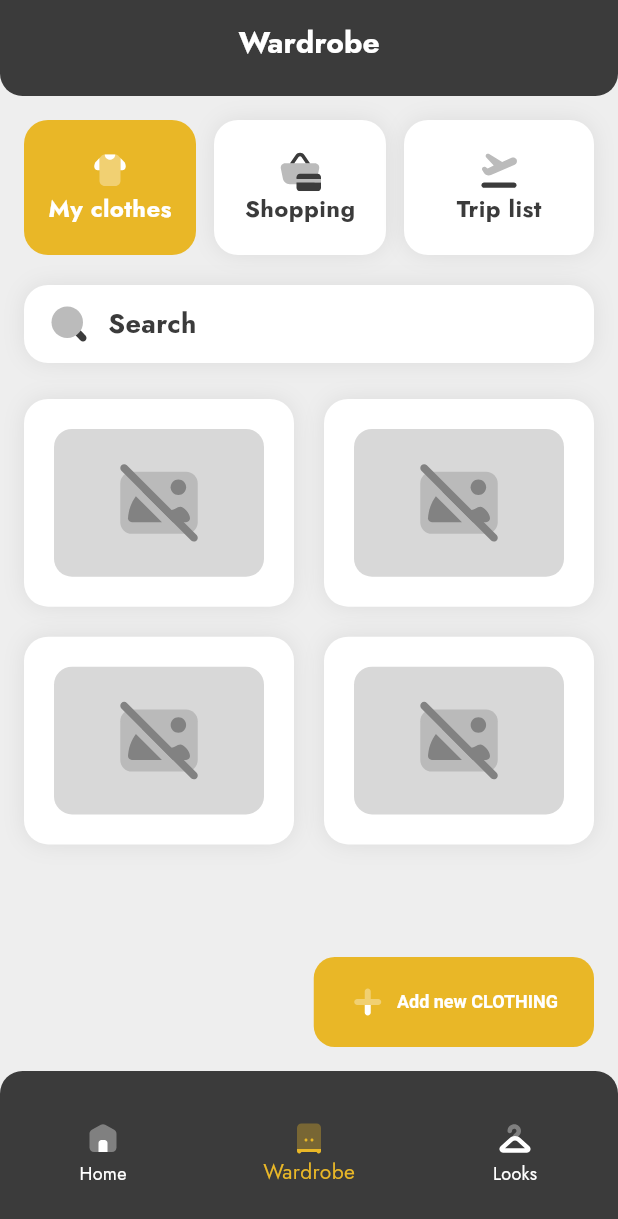
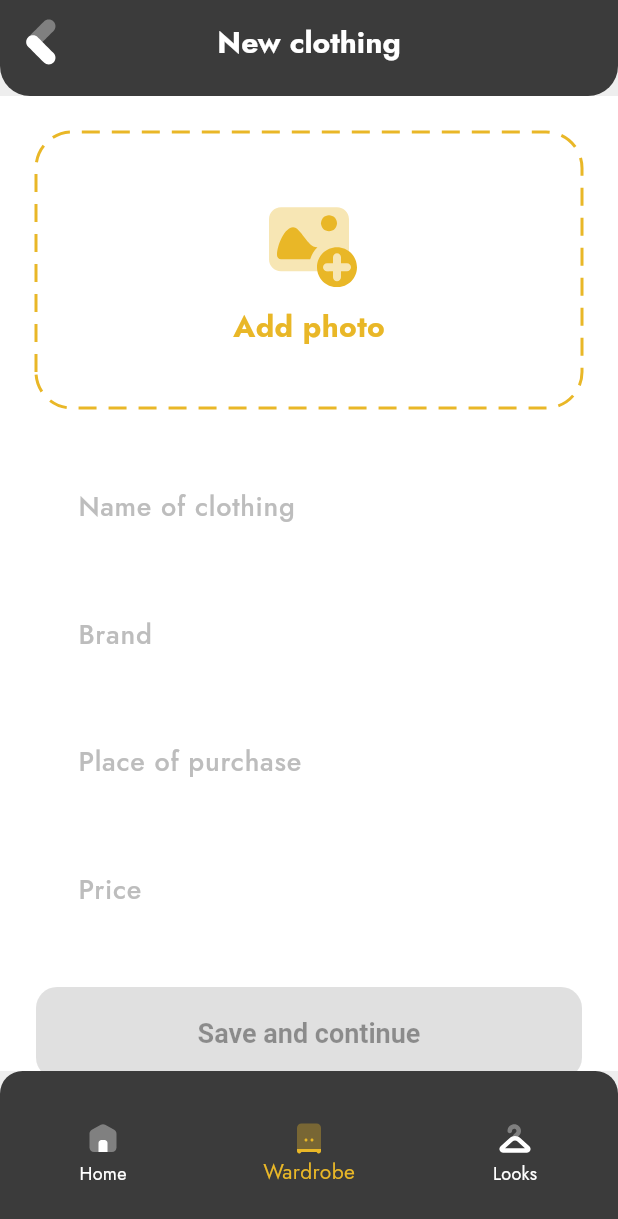
Before and after one commit to getch04/style-keeper, a Flutter app: the screen it shows after launch, item 2 of the bottom bar chosen, after a tap on "Add new CLOTHING", on a phone screen of 412 x 824 dp. Shown: the top 1219 px of the screen. Run offline on Flutter 3.47's test engine with Material 3 defaults, Android fonts, the phone set to English and light mode, and no system bars; drawn by our look-alikes of dotted_border; our stand-ins replace flutter_svg, geolocator, get_it, go_router, hive, hive_flutter and 1 more; accounts and stored records are empty.

Commit message:
feat: wardrone page added

```diff
--- a/lib/app_main_page.dart
+++ b/lib/app_main_page.dart
@@ -1,45 +1,67 @@
 import 'package:flutter/material.dart';
+import 'package:go_router/go_router.dart';
 import 'package:style_keeper/shared/widgets/app_bottom_nav_bar.dart';
 import 'package:style_keeper/shared/widgets/app_main_bar.dart';
-
-import 'features/home/presentation/home_page.dart';
-import 'features/wardrobe/presentation/wardrobe_page.dart';
 // import 'features/looks/presentation/looks_page.dart'; // Add when you have it
 
-class AppMainPage extends StatefulWidget {
-  const AppMainPage({super.key});
+class AppMainPage extends StatelessWidget {
+  const AppMainPage({super.key, required this.child});
 
-  @override
-  State<AppMainPage> createState() => _AppMainPageState();
-}
+  final Widget child;
 
-class _AppMainPageState extends State<AppMainPage> {
-  int _currentIndex = 0;
+  String _getTitle(String location) {
+    if (location.startsWith('/wardrobe')) {
+      return 'Wardrobe';
+    } else if (location.startsWith('/looks')) {
+      return 'Looks';
+    } else if (location.startsWith('/add-product')) {
+      return 'New clothing';
+    } else {
+      return 'Hello!';
+    }
+  }
 
-  static const List<String> _titles = [
-    'Hello!',
-    'Wardrobe',
-    'Looks',
-  ];
-
-  static final List<Widget> _pages = [
-    const HomePage(),
-    const WardrobePage(),
-    // LooksPage(), // Add your Looks page here
-    const Center(child: Text('Looks')), // Placeholder
-  ];
+  int _getCurrentIndex(String location) {
+    if (location.startsWith('/wardrobe') ||
+        location.startsWith('/add-product')) {
+      return 1;
+    } else if (location.startsWith('/looks')) {
+      return 2;
+    } else {
+      return 0;
+    }
+  }
 
   @override
   Widget build(BuildContext context) {
+    final String location = GoRouterState.of(context).uri.path;
+    final bool showBack = location.startsWith('/add-product');
+    final int currentIndex = _getCurrentIndex(location);
+    final String appBarTitle = _getTitle(location);
+
     return Scaffold(
-      appBar: AppMainBar(title: _titles[_currentIndex]),
-      body: _pages[_currentIndex],
+      appBar: AppMainBar(
+        title: appBarTitle,
+        showBack: showBack,
+        onBack: () {
+          context.pop();
+        },
+      ),
+      body: child,
       bottomNavigationBar: AppBottomNavBar(
-        currentIndex: _currentIndex,
+        currentIndex: currentIndex,
         onTap: (index) {
-          setState(() {
-            _currentIndex = index;
-          });
+          switch (index) {
+            case 0:
+              context.go('/');
+              break;
+            case 1:
+              context.go('/wardrobe');
+              break;
+            case 2:
+              context.go('/looks');
+              break;
+          }
         },
       ),
     );
--- a/lib/core/router/app_router.dart
+++ b/lib/core/router/app_router.dart
@@ -2,6 +2,7 @@ import 'package:flutter/material.dart';
 import 'package:go_router/go_router.dart';
 import 'package:style_keeper/app_main_page.dart';
 import 'package:style_keeper/features/home/presentation/home_page.dart';
+import 'package:style_keeper/features/wardrobe/presentation/add_clothing_page.dart';
 import 'package:style_keeper/features/wardrobe/presentation/wardrobe_page.dart';
 
 class AppRouter {
@@ -11,34 +12,72 @@ class AppRouter {
       GoRoute(
         path: '/',
         name: 'main',
-        builder: (context, state) => const AppMainPage(),
+        pageBuilder: (context, state) => CustomTransitionPage(
+          key: state.pageKey,
+          child: const AppMainPage(child: HomePage()),
+          transitionsBuilder: (context, animation, secondaryAnimation, child) {
+            return FadeTransition(opacity: animation, child: child);
+          },
+        ),
       ),
       GoRoute(
         path: '/home',
         name: 'home',
-        builder: (context, state) => const HomePage(),
+        pageBuilder: (context, state) => CustomTransitionPage(
+          key: state.pageKey,
+          child: const AppMainPage(child: HomePage()),
+          transitionsBuilder: (context, animation, secondaryAnimation, child) {
+            return FadeTransition(opacity: animation, child: child);
+          },
+        ),
       ),
       GoRoute(
-          path: '/wardrobe',
-          name: 'wardrobe',
-          builder: (context, state) => const WardrobePage()),
+        path: '/wardrobe',
+        name: 'wardrobe',
+        pageBuilder: (context, state) => CustomTransitionPage(
+          key: state.pageKey,
+          child: const AppMainPage(child: WardrobePage()),
+          transitionsBuilder: (context, animation, secondaryAnimation, child) {
+            return FadeTransition(opacity: animation, child: child);
+          },
+        ),
+      ),
       GoRoute(
         path: '/add-product',
         name: 'add-product',
-        builder: (context, state) =>
-            const Scaffold(body: Center(child: Text('Add Product Screen'))),
+        pageBuilder: (context, state) => CustomTransitionPage(
+          key: state.pageKey,
+          child: const AppMainPage(child: AddClothingPage()),
+          transitionsBuilder: (context, animation, secondaryAnimation, child) {
+            return FadeTransition(opacity: animation, child: child);
+          },
+        ),
       ),
       GoRoute(
         path: '/styles',
         name: 'styles',
-        builder: (context, state) =>
-            const Scaffold(body: Center(child: Text('Styles Screen'))),
+        pageBuilder: (context, state) => CustomTransitionPage(
+          key: state.pageKey,
+          child: const AppMainPage(
+            child: Scaffold(body: Center(child: Text('Styles Screen'))),
+          ),
+          transitionsBuilder: (context, animation, secondaryAnimation, child) {
+            return FadeTransition(opacity: animation, child: child);
+          },
+        ),
       ),
       GoRoute(
         path: '/create-style',
         name: 'create-style',
-        builder: (context, state) =>
-            const Scaffold(body: Center(child: Text('Create Style Screen'))),
+        pageBuilder: (context, state) => CustomTransitionPage(
+          key: state.pageKey,
+          child: const AppMainPage(
+            child: Scaffold(body: Center(child: Text('Create Style Screen'))),
+          ),
+          transitionsBuilder: (context, animation, secondaryAnimation, child) {
+            return FadeTransition(opacity: animation, child: child);
+          },
+        ),
       ),
     ],
   );
--- /dev/null
+++ b/lib/features/wardrobe/presentation/add_clothing_page.dart
@@ -0,0 +1,116 @@
+import 'package:dotted_border/dotted_border.dart';
+import 'package:flutter/material.dart';
+import 'package:flutter_svg/flutter_svg.dart';
+import 'package:style_keeper/core/constants/app_colors.dart';
+import 'package:style_keeper/core/constants/app_images.dart';
+
+class AddClothingPage extends StatelessWidget {
+  const AddClothingPage({super.key});
+
+  @override
+  Widget build(BuildContext context) {
+    return Scaffold(
+      backgroundColor: AppColors.white,
+      body: ListView(
+        padding: const EdgeInsets.all(24),
+        children: [
+          // Photo picker
+          GestureDetector(
+            onTap: () {
+              // TODO: Implement photo picker
+            },
+            child: DottedBorder(
+              color: AppColors.yellow,
+              strokeWidth: 2,
+              borderType: BorderType.RRect,
+              radius: const Radius.circular(24),
+              dashPattern: const [12, 8],
+              child: Container(
+                width: double.infinity,
+                height: 180,
+                decoration: BoxDecoration(
+                  color: AppColors.white,
+                  borderRadius: BorderRadius.circular(24),
+                ),
+                child: Center(
+                  child: Column(
+                    mainAxisAlignment: MainAxisAlignment.center,
+                    children: [
+                      SvgPicture.asset(
+                        AppImages.imageAdd,
+                        width: 64,
+                        color: AppColors.yellow,
+                      ),
+                      const SizedBox(height: 12),
+                      const Text(
+                        'Add photo',
+                        style: TextStyle(
+                          color: AppColors.yellow,
+                          fontWeight: FontWeight.bold,
+                          fontSize: 20,
+                        ),
+                      ),
+                    ],
+                  ),
+                ),
+              ),
+            ),
+          ),
+          const SizedBox(height: 32),
+          // Input fields
+          _buildInput('Name of clothing'),
+          const SizedBox(height: 18),
+          _buildInput('Brand'),
+          const SizedBox(height: 18),
+          _buildInput('Place of purchase'),
+          const SizedBox(height: 18),
+          _buildInput('Price'),
+          const SizedBox(height: 32),
+          // Save button
+          SizedBox(
+            width: double.infinity,
+            child: ElevatedButton(
+              onPressed: null, // Disabled
+              style: ElevatedButton.styleFrom(
+                backgroundColor: AppColors.yellow.withOpacity(0.25),
+                foregroundColor: AppColors.white,
+                padding: const EdgeInsets.symmetric(vertical: 20),
+                shape: RoundedRectangleBorder(
+                  borderRadius: BorderRadius.circular(14),
+                ),
+                elevation: 0,
+                textStyle: const TextStyle(
+                  fontWeight: FontWeight.bold,
+                  fontSize: 18,
+                ),
+              ),
+              child: const Text('Save and continue'),
+            ),
+          ),
+        ],
+      ),
+    );
+  }
+
+  Widget _buildInput(String hint) {
+    return TextField(
+      enabled: false, // For pixel-perfect mockup, set to true for real use
+      decoration: InputDecoration(
+        hintText: hint,
+        hintStyle: const TextStyle(
+          color: Color(0xFFBDBDBD),
+          fontWeight: FontWeight.w500,
+          fontSize: 18,
+        ),
+        filled: true,
+        fillColor: AppColors.white,
+        contentPadding:
+            const EdgeInsets.symmetric(horizontal: 24, vertical: 20),
+        border: OutlineInputBorder(
+          borderRadius: BorderRadius.circular(16),
+          borderSide: BorderSide.none,
+        ),
+      ),
+    );
+  }
+}
--- a/lib/features/wardrobe/presentation/wardrobe_page.dart
+++ b/lib/features/wardrobe/presentation/wardrobe_page.dart
@@ -1,5 +1,6 @@
 import 'package:flutter/material.dart';
 import 'package:flutter_svg/flutter_svg.dart';
+import 'package:go_router/go_router.dart';
 import 'package:style_keeper/core/constants/app_colors.dart';
 import 'package:style_keeper/core/constants/app_images.dart';
 import 'package:style_keeper/shared/widgets/image_placeholer.dart';
@@ -33,7 +34,7 @@ class _WardrobePageState extends State<WardrobePage> {
           ),
         ),
         onPressed: () {
-          // TODO: Add new clothing action
+          context.push('/add-product');
         },
         icon: SvgPicture.asset(
           AppImages.plus,
@@ -190,7 +191,6 @@ class _WardrobePageState extends State<WardrobePage> {
             },
           ),
           const SizedBox(height: 24),
-          // Add new clothing button
         ],
       ),
     );
--- a/lib/shared/widgets/app_main_bar.dart
+++ b/lib/shared/widgets/app_main_bar.dart
@@ -1,12 +1,22 @@
 import 'package:flutter/material.dart';
+import 'package:flutter_svg/svg.dart';
+import 'package:style_keeper/core/constants/app_images.dart';
 
 import '../../core/constants/app_colors.dart';
 
 class AppMainBar extends StatelessWidget implements PreferredSizeWidget {
   final String title;
   final List<Widget>? actions;
+  final bool showBack;
+  final VoidCallback? onBack;
 
-  const AppMainBar({super.key, required this.title, this.actions});
+  const AppMainBar({
+    super.key,
+    required this.title,
+    this.actions,
+    this.showBack = false,
+    this.onBack,
+  });
 
   @override
   Widget build(BuildContext context) {
@@ -14,7 +24,7 @@ class AppMainBar extends StatelessWidget implements PreferredSizeWidget {
       decoration: const BoxDecoration(
         color: AppColors.darkGray,
         borderRadius: BorderRadius.vertical(
-          bottom: Radius.circular(15),
+          bottom: Radius.circular(20),
         ),
       ),
       child: SafeArea(
@@ -22,6 +32,17 @@ class AppMainBar extends StatelessWidget implements PreferredSizeWidget {
           backgroundColor: Colors.transparent,
           elevation: 0,
           centerTitle: true,
+          leading: showBack
+              ? GestureDetector(
+                  onTap: onBack,
+                  child: Padding(
+                    padding: const EdgeInsets.all(10),
+                    child: SvgPicture.asset(
+                      AppImages.arrowBack,
+                    ),
+                  ),
+                )
+              : null,
           title: Text(
             title,
             style: const TextStyle(
--- a/pubspec.yaml
+++ b/pubspec.yaml
@@ -65,6 +65,7 @@ dependencies:
   logger: ^2.0.2+1
   uuid: ^4.3.3
   geolocator: ^14.0.1
+  dotted_border: ^2.0.0+3
 
 dev_dependencies:
   flutter_test:
```
Also changed, not shown: pubspec.lock.
